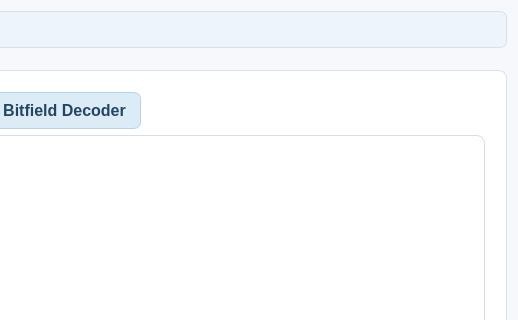
Qt form forms/FieldConfigurationDialog.ui (rohityaduvxnshi/pcapfile) before a commit; both pictures show x 402 to 920 and y 0 to 320 of the 920 by 560 pixel window.
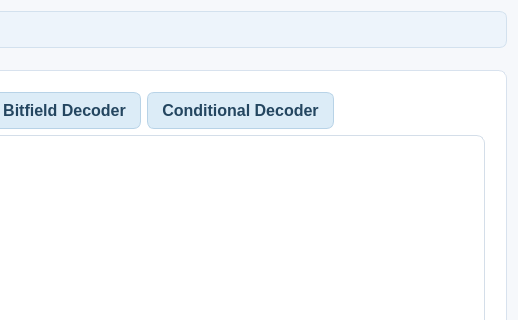
The same form after that commit.

Commit message: Add Conditional Bitfield Decoder feature

What changed in the file:
```diff
--- a/forms/FieldConfigurationDialog.ui
+++ b/forms/FieldConfigurationDialog.ui
@@ -17,6 +17,7 @@
         <item><widget class="QPushButton" name="btnEditField"><property name="text"><string>Edit Field</string></property></widget></item>
         <item><widget class="QPushButton" name="btnRemoveField"><property name="text"><string>Remove Field</string></property></widget></item>
         <item><widget class="QPushButton" name="btnBitfieldDecoder"><property name="text"><string>Bitfield Decoder</string></property></widget></item>
+        <item><widget class="QPushButton" name="btnConditionalDecoder"><property name="text"><string>Conditional Decoder</string></property></widget></item>
         <item><spacer name="buttonStretch"><property name="orientation"><enum>Qt::Horizontal</enum></property><property name="sizeHint" stdset="0"><size><width>40</width><height>20</height></size></property></spacer></item>
        </layout>
       </item>
```
The commit also changes 14 other files.
